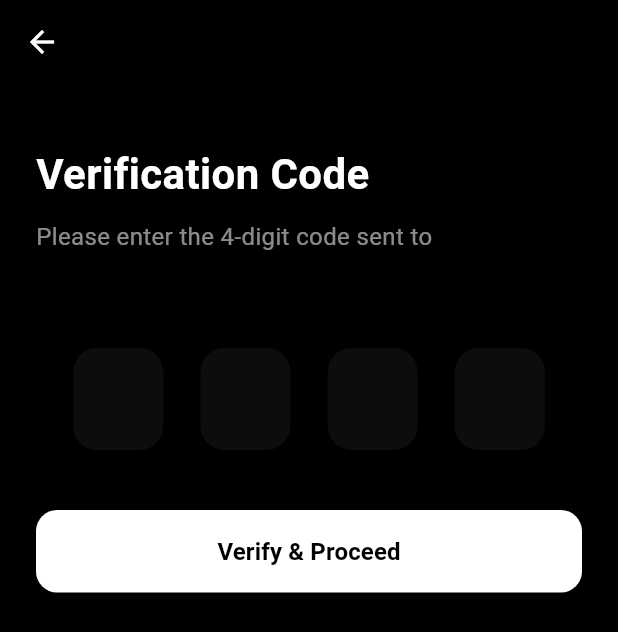
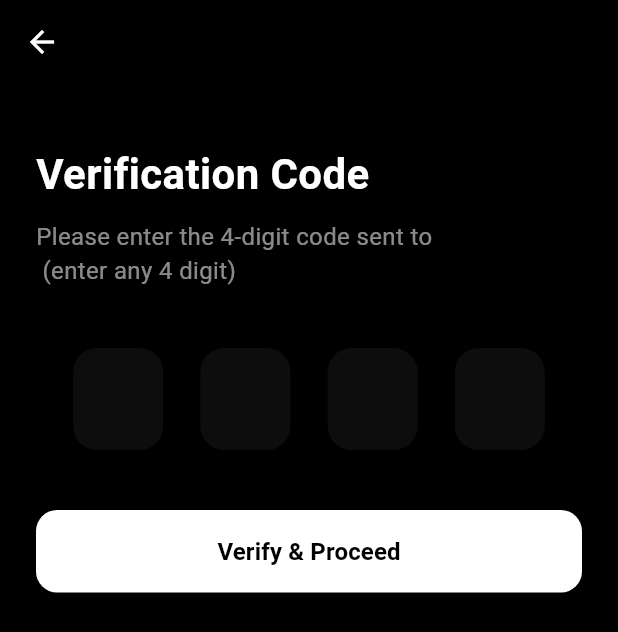
Before and after one commit to AkshayChauhan3/Guidewire-DEVTrails-2026, a Flutter app: the OTPPage screen opened directly with empty values, on a phone screen of 412 x 824 dp. Shown: the top 632 px of the screen. Run offline on Flutter 3.47's test engine with Material 3 defaults, Android fonts, the phone set to English and light mode, and no system bars; our stand-ins replace device_preview, geolocator, image_picker, slide_to_act; missing offline and left inert: google_mlkit_text_recognition.

Commit message:
Refactor code structure for improved readability and maintainability

```diff
--- a/gigshild/requirements.txt
+++ b/gigshild/requirements.txt
@@ -15,6 +15,7 @@
 opencv-python>=4.8.0
 pytesseract>=0.3.10
 numpy>=1.24.0
+face-recognition>=1.3.5
 
 # Utilities
 asgiref==3.11.1
--- a/gigshild_app/lib/otp_page.dart
+++ b/gigshild_app/lib/otp_page.dart
@@ -89,7 +89,7 @@
               ),
               const SizedBox(height: 10),
               Text(
-                'Please enter the 4-digit code sent to\n${widget.phoneNumber}',
+                'Please enter the 4-digit code sent to\n${widget.phoneNumber} (enter any 4 digit)',
                 style: const TextStyle(
                   color: Colors.white54,
                   fontSize: 16,
--- a/gigshild_app/lib/registor_page.dart
+++ b/gigshild_app/lib/registor_page.dart
@@ -7,10 +7,6 @@
 import 'login_page.dart';
 import 'package:flutter/foundation.dart' show kIsWeb;
 
-// Django Backend Integration Guide
-// To connect this form with your Django backend, simply update the Uri.parse string
-// inside the registerUser() method to point to your Django API endpoint.
-// Make sure your Django backend has a REST API endpoint ready to receive a multipart/form-data POST request.
 
 void main() {
   runApp(const MyApp());
```
Also changed, not shown: gigshild_app/lib/profile_screen.dart (+1 -13 lines), gigshild/media/profile_image_6354821319_dTPoB49.jpeg (added), 3 other files.
